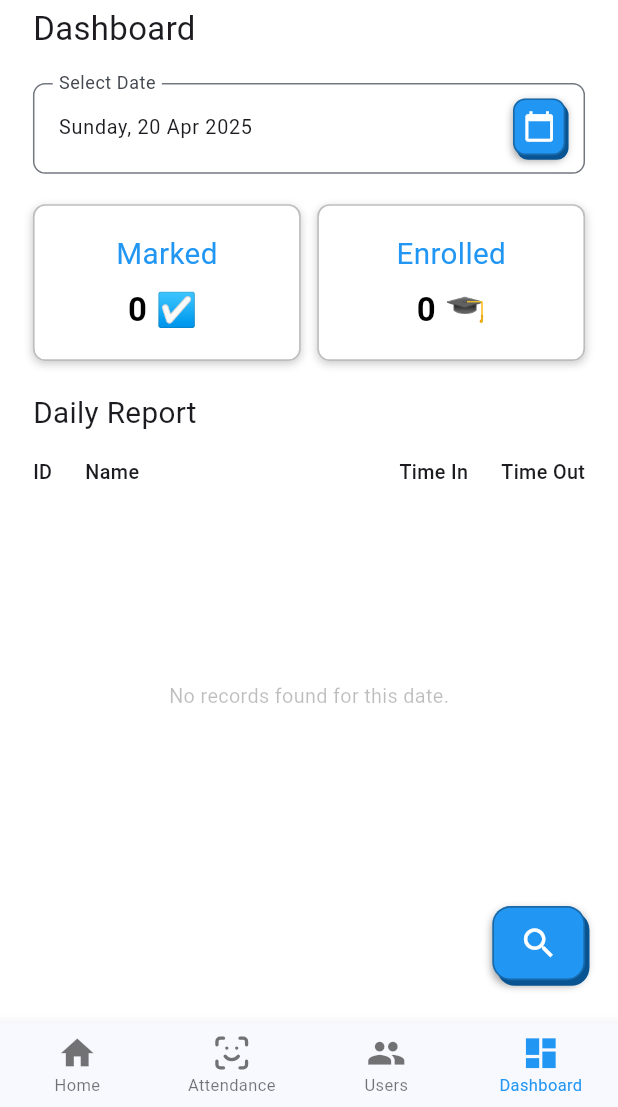
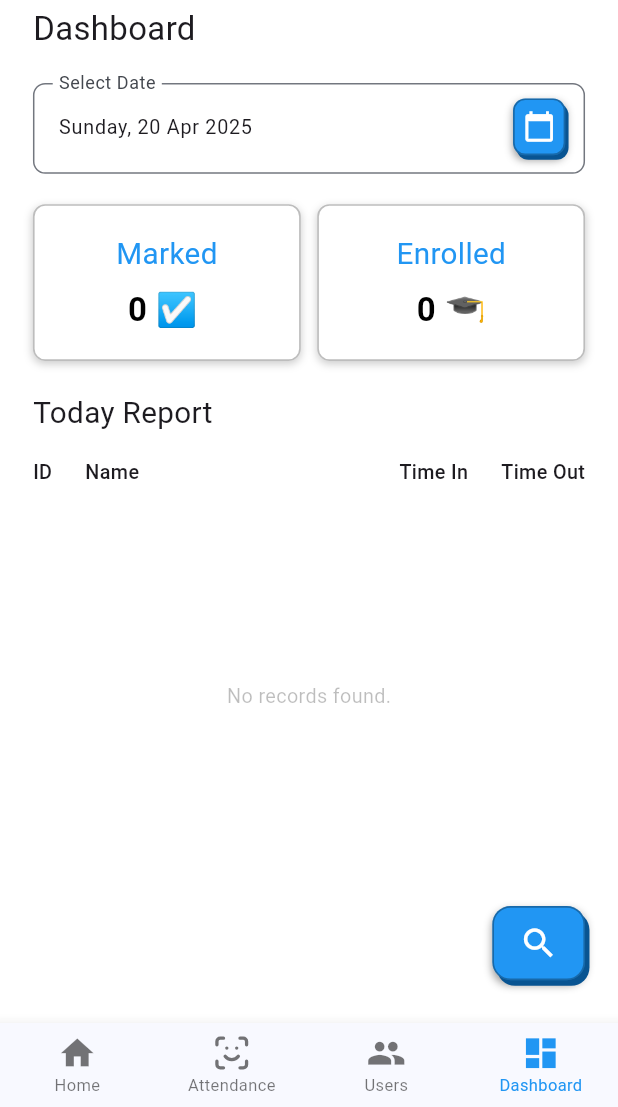
Before and after one commit to Hammadyousaf1/AttendEase, a Flutter app: the screen it shows after launch, item 4 of the bottom bar chosen, on a phone screen of 412 x 824 dp, the part 129-1236 px from its top. Run offline on Flutter 3.47's test engine with Material 3 defaults, Android fonts, the phone set to English and light mode, and no system bars; our stand-ins replace camera, carousel_slider, flutter_screenutil, google_fonts, google_nav_bar, image_picker and 2 more; missing offline and left inert: google_mlkit_face_detection; accounts and stored records are empty.

Commit message:
updation by mhy

```diff
--- a/ae/lib/Dashboard.dart
+++ b/ae/lib/Dashboard.dart
@@ -217,7 +217,7 @@ class _DashboardScreenState extends State<DashboardScreen> {
             SizedBox(height: 20.h),
 
             Text(
-              'Daily Report',
+              'Today Report',
               style: TextStyle(fontSize: 18.sp),
             ),
             SizedBox(height: 16.h),
@@ -255,7 +255,7 @@ class _DashboardScreenState extends State<DashboardScreen> {
                   : attendanceList.isEmpty
                       ? Center(
                           child: Text(
-                            "No records found for this date.",
+                            "No records found.",
                             style: TextStyle(
                                 fontSize: 12.sp, color: Colors.black26),
                           ),
```
Also changed, not shown: ae/lib/User_Detail.dart (+15 -4 lines).
